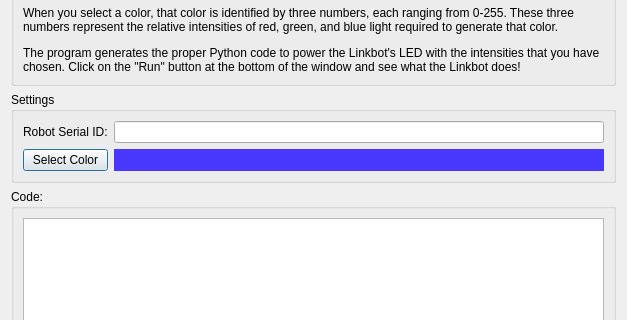
davidko/LinkbotPythonDemo, file led_dialog.ui: the form before one commit; both pictures show x 0 to 627 and y 174 to 494 of the 627 by 652 pixel window.
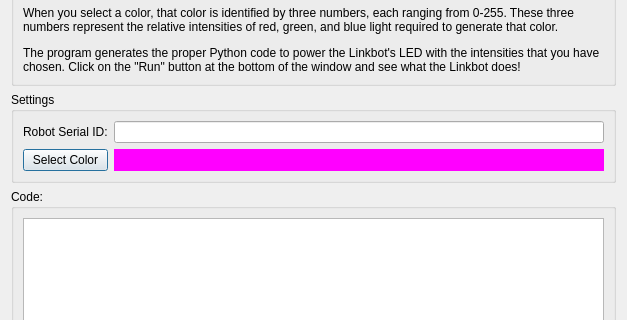
The form after the commit.

What changed in the file:
```diff
--- a/led_dialog.ui
+++ b/led_dialog.ui
@@ -99,7 +99,7 @@
       <item row="1" column="1">
        <widget class="QWidget" name="widget_color" native="true">
         <property name="styleSheet">
-         <string notr="true">background-color:rgb(72, 56, 255)</string>
+         <string notr="true">background-color:rgb(255, 0, 255)</string>
         </property>
         <zorder>lineEdit_serialId</zorder>
        </widget>
```
